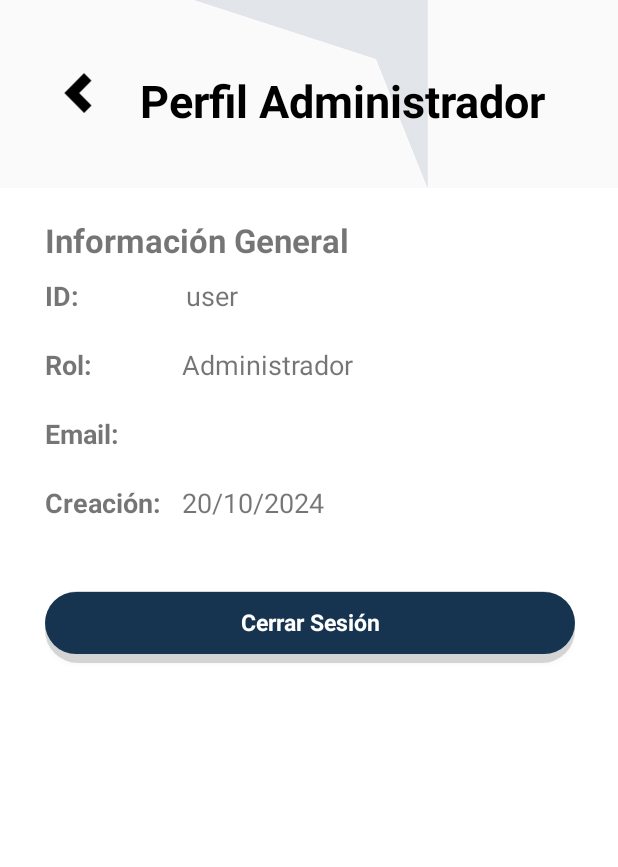
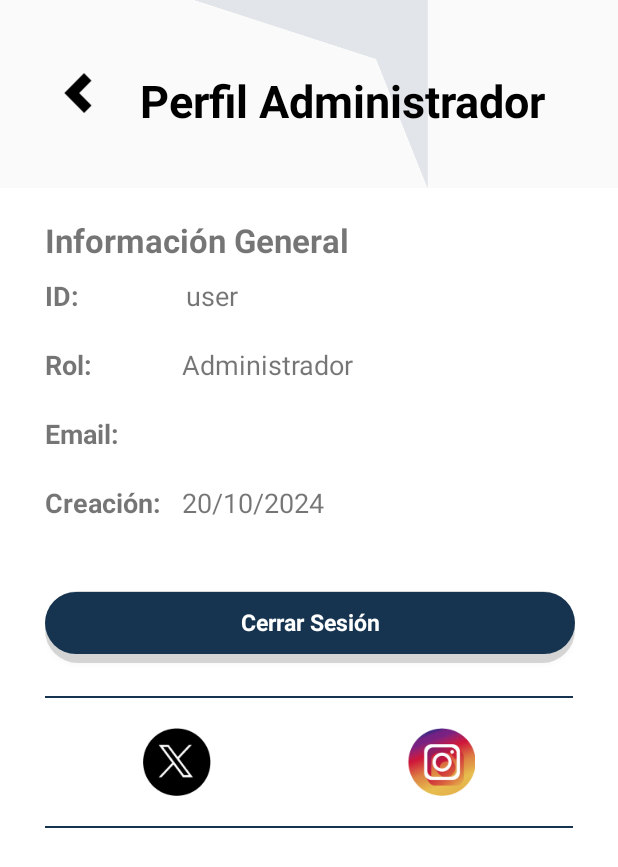
Before and after one commit to smishguard/smishguard-app, an Android app: the AdminProfileActivity screen opened directly, with no data from a screen before it, on a phone screen of 412 x 824 dp. Shown: the top 867 px of the screen. Run offline under Robolectric (Android 15) with nearby library versions, the phone set to English and light mode, and no system bars; our stand-ins replace Firebase (no records; nobody signed in at launch, a user with empty details on screens opened directly); 1 statement that could not run was skipped.

Commit message:
Ajustes de Diseño y Estilo

```diff
--- a/app/src/main/res/layout/activity_admin_main.xml
+++ b/app/src/main/res/layout/activity_admin_main.xml
@@ -129,7 +129,7 @@
                         android:text="OFFLINE"
                         android:textAlignment="center"
                         android:textColor="@color/white"
-                        android:textSize="15sp"
+                        android:textSize="10sp"
                         android:textStyle="bold" />
 
                 </RelativeLayout>
--- a/app/src/main/res/layout/activity_admin_profile.xml
+++ b/app/src/main/res/layout/activity_admin_profile.xml
@@ -199,4 +199,67 @@
             android:textStyle="bold" />
     </LinearLayout>
 
+    <View
+        android:id="@+id/divider3"
+        android:layout_width="match_parent"
+        android:layout_height="1.5dp"
+        android:layout_marginStart="30dp"
+        android:layout_marginTop="12dp"
+        android:layout_marginEnd="30dp"
+        android:background="@color/dark_blue"
+        app:layout_constraintEnd_toEndOf="parent"
+        app:layout_constraintHorizontal_bias="1.0"
+        app:layout_constraintStart_toStartOf="parent"
+        app:layout_constraintTop_toBottomOf="@+id/linearLayout10" />
+
+    <LinearLayout
+        android:id="@+id/linearLayoutSupport"
+        android:layout_width="0dp"
+        android:layout_height="45dp"
+        android:layout_marginStart="30dp"
+        android:layout_marginTop="20dp"
+        android:layout_marginEnd="30dp"
+        android:background="@android:color/transparent"
+        android:orientation="horizontal"
+        app:layout_constraintEnd_toEndOf="parent"
+        app:layout_constraintStart_toStartOf="parent"
+        app:layout_constraintTop_toBottomOf="@+id/divider3">
+
+        <ImageButton
+            android:id="@+id/btnGoX"
+            android:layout_width="0dp"
+            android:layout_height="match_parent"
+            android:layout_weight="1"
+            android:adjustViewBounds="true"
+            android:background="@android:color/transparent"
+            android:scaleType="fitCenter"
+            app:srcCompat="@drawable/x_logo" />
+
+        <ImageButton
+            android:id="@+id/btnGoInstagram"
+            android:layout_width="0dp"
+            android:layout_height="match_parent"
+            android:layout_weight="1"
+            android:adjustViewBounds="true"
+            android:background="@android:color/transparent"
+            android:scaleType="fitCenter"
+            app:srcCompat="@drawable/instagram_logo" />
+
+    </LinearLayout>
+
+    <View
+        android:id="@+id/divider2"
+        android:layout_width="0dp"
+        android:layout_height="1.5dp"
+        android:layout_marginStart="30dp"
+        android:layout_marginTop="20dp"
+        android:layout_marginEnd="30dp"
+        android:layout_weight="1"
+        android:background="@color/dark_blue"
+        app:layout_constraintEnd_toEndOf="parent"
+        app:layout_constraintHorizontal_bias="0.0"
+        app:layout_constraintStart_toStartOf="parent"
+        app:layout_constraintTop_toBottomOf="@+id/linearLayoutSupport"
+        app:layout_constraintVertical_bias="0.0" />
+
 </androidx.constraintlayout.widget.ConstraintLayout>
--- a/app/src/main/res/layout/activity_admin_support_comments.xml
+++ b/app/src/main/res/layout/activity_admin_support_comments.xml
@@ -60,7 +60,7 @@
     <androidx.recyclerview.widget.RecyclerView
         android:id="@+id/recyclerViewSupportComments"
         android:layout_width="355dp"
-        android:layout_height="626dp"
+        android:layout_height="571dp"
         android:layout_marginTop="20dp"
         android:layout_weight="1"
         app:layout_constraintEnd_toEndOf="parent"
@@ -76,8 +76,10 @@
         app:layout_constraintBottom_toBottomOf="parent"
         app:layout_constraintEnd_toEndOf="parent"
         app:layout_constraintHeight_percent="0.07"
+        app:layout_constraintHorizontal_bias="0.0"
         app:layout_constraintStart_toStartOf="parent"
-        app:layout_constraintTop_toBottomOf="@+id/recyclerViewSupportComments">
+        app:layout_constraintTop_toBottomOf="@+id/recyclerViewSupportComments"
+        app:layout_constraintVertical_bias="0.125">
 
         <View
             android:id="@+id/divider"
--- a/app/src/main/res/layout/activity_analysis.xml
+++ b/app/src/main/res/layout/activity_analysis.xml
@@ -95,7 +95,7 @@
 
                 <TextView
                     android:id="@+id/textViewMensajeAnalizado"
-                    android:layout_width="match_parent"
+                    android:layout_width="320dp"
                     android:layout_height="match_parent"
                     android:textColor="@color/black"
                     android:textSize="15sp" />
@@ -138,7 +138,7 @@
 
             <TextView
                 android:id="@+id/textViewEnlace"
-                android:layout_width="match_parent"
+                android:layout_width="320dp"
                 android:layout_height="match_parent"
                 android:layout_weight="1"
                 android:textAlignment="viewStart"
@@ -181,7 +181,7 @@
 
                 <TextView
                     android:id="@+id/textViewAnalisisGpt"
-                    android:layout_width="match_parent"
+                    android:layout_width="320dp"
                     android:layout_height="match_parent"
                     android:textColor="@color/black"
                     android:textSize="15sp" />
--- a/app/src/main/res/layout/activity_blocked_numbers.xml
+++ b/app/src/main/res/layout/activity_blocked_numbers.xml
@@ -65,8 +65,8 @@
 
     <androidx.recyclerview.widget.RecyclerView
         android:id="@+id/recyclerViewBlockedNumbers"
-        android:layout_width="360dp"
-        android:layout_height="594dp"
+        android:layout_width="351dp"
+        android:layout_height="592dp"
         android:layout_marginTop="20dp"
         app:layout_constraintEnd_toEndOf="parent"
         app:layout_constraintStart_toStartOf="parent"
--- a/app/src/main/res/layout/activity_education.xml
+++ b/app/src/main/res/layout/activity_education.xml
@@ -76,7 +76,7 @@
     <androidx.viewpager2.widget.ViewPager2
         android:id="@+id/viewPager"
         android:layout_width="360dp"
-        android:layout_height="500dp"
+        android:layout_height="490dp"
         android:layout_marginTop="10dp"
         android:scaleType="fitCenter"
         app:layout_constraintEnd_toEndOf="parent"
--- a/app/src/main/res/layout/activity_main.xml
+++ b/app/src/main/res/layout/activity_main.xml
@@ -128,7 +128,7 @@
                         android:text="OFFLINE"
                         android:textAlignment="center"
                         android:textColor="@color/white"
-                        android:textSize="15sp"
+                        android:textSize="10sp"
                         android:textStyle="bold" />
 
                 </RelativeLayout>
--- a/app/src/main/res/layout/activity_result.xml
+++ b/app/src/main/res/layout/activity_result.xml
@@ -95,7 +95,7 @@
 
                 <TextView
                     android:id="@+id/textViewMensajeAnalizado"
-                    android:layout_width="match_parent"
+                    android:layout_width="320dp"
                     android:layout_height="match_parent"
                     android:textColor="@color/black"
                     android:textSize="15sp" />
@@ -138,7 +138,7 @@
 
             <TextView
                 android:id="@+id/textViewEnlace"
-                android:layout_width="match_parent"
+                android:layout_width="320dp"
                 android:layout_height="match_parent"
                 android:layout_weight="1"
                 android:textAlignment="viewStart"
@@ -181,7 +181,7 @@
 
                 <TextView
                     android:id="@+id/textViewAnalisisGpt"
-                    android:layout_width="match_parent"
+                    android:layout_width="320dp"
                     android:layout_height="match_parent"
                     android:textColor="@color/black"
                     android:textSize="15sp" />
--- a/app/src/main/res/layout/item_blocked_number.xml
+++ b/app/src/main/res/layout/item_blocked_number.xml
@@ -57,6 +57,7 @@
                 android:layout_height="match_parent"
                 android:layout_gravity="center"
                 android:background="@drawable/button_background_red"
+                android:layout_marginRight="20dp"
                 android:text="Desbloquear Número"
                 android:textColor="@color/white"
                 android:textSize="15sp" />
```
Also changed, not shown: app/src/main/java/com/smishguard/activities/AdminProfileActivity.java (+39 -0 lines), app/src/main/res/layout/activity_admin_alert_messages.xml (+5 -3 lines), app/src/main/res/layout/activity_admin_info_alert_message.xml (+7 -7 lines), app/src/main/res/layout/activity_inbox.xml (+28 -5 lines).
